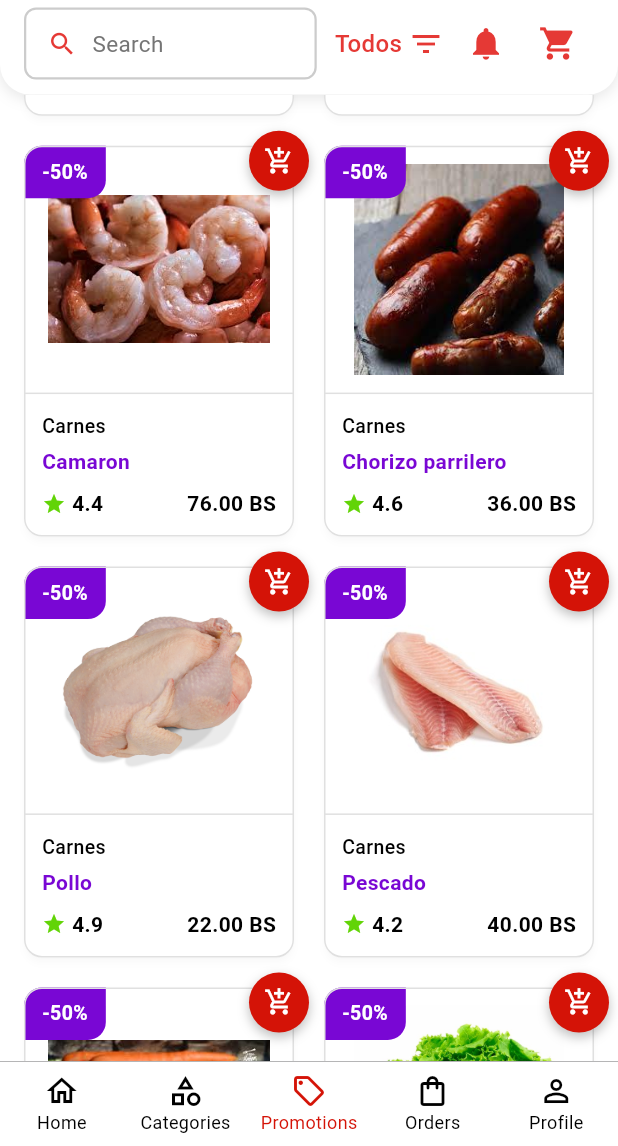
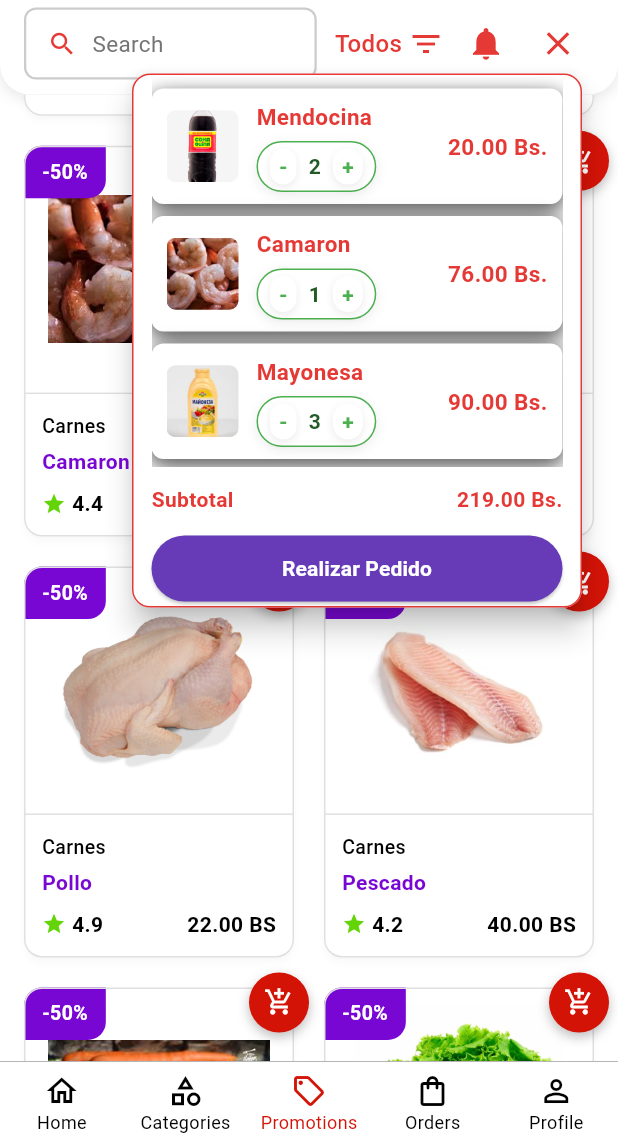
Before and after one commit to EdmundoZ12/app-door-market-flutter, a Flutter app: the PromotionsScreen screen opened by its route, scrolled down 576 dp, after a tap on the "shopping cart" icon, on a phone screen of 412 x 824 dp, the part 90-1236 px from its top. Run offline on Flutter 3.47's test engine with Material 3 defaults, Android fonts, the phone set to English and light mode, and no system bars; our stand-ins replace go_router.

Commit message:
Cart Component

```diff
--- /dev/null
+++ b/lib/data/model/cart_item.dart
@@ -0,0 +1,52 @@
+import 'package:door_market_app/data/model/product.dart';
+
+class CartItem {
+  CartItem({required this.product, required this.quantity});
+
+  final Product product;
+  final int quantity;
+
+  double get totalCost => product.price * quantity;
+
+  CartItem copyWith({Product? product, int? quantity}) {
+    return CartItem(
+      product: product ?? this.product,
+      quantity: quantity ?? this.quantity,
+    );
+  }
+
+  factory CartItem.fromJson(Map<String, dynamic> json) {
+    final productJson = json['product'];
+    if (productJson is! Map<String, dynamic>) {
+      throw const FormatException('CartItem sin producto válido');
+    }
+
+    final quantityValue = json['quantity'];
+    final quantity = quantityValue is int
+        ? quantityValue
+        : int.tryParse(quantityValue.toString()) ?? 0;
+
+    return CartItem(
+      product: Product.fromJson(
+        productJson.map((key, value) => MapEntry(key.toString(), value)),
+      ),
+      quantity: quantity,
+    );
+  }
+
+  Map<String, dynamic> toJson() {
+    return {
+      'product': {
+        'id': product.id,
+        'name': product.name,
+        'price': product.price,
+        'images': product.images,
+        'categoryId': product.categoryId,
+        'description': product.description,
+        'popularity': product.popularity,
+        'onPromotion': product.onPromotion,
+      },
+      'quantity': quantity,
+    };
+  }
+}
--- /dev/null
+++ b/lib/presentation/components/cart.dart
@@ -0,0 +1,314 @@
+import 'dart:math' as math;
+
+import 'package:door_market_app/data/model/cart_item.dart';
+import 'package:door_market_app/presentation/components/product_cart.dart';
+import 'package:door_market_app/service/cart_service.dart';
+import 'package:flutter/material.dart';
+
+const double _kCartPanelWidth = 300;
+const double _kPanelVerticalOffset = 44;
+const double _kTriggerWidth = 40;
+
+class Cart extends StatefulWidget {
+  const Cart({
+    super.key,
+    this.cartAssetPath = 'assets/data/cart.json',
+    this.onCheckout,
+  });
+
+  final String cartAssetPath;
+  final VoidCallback? onCheckout;
+
+  @override
+  State<Cart> createState() => _CartState();
+}
+
+class _CartState extends State<Cart> {
+  late CartService _cartService;
+  List<CartItem> _items = const [];
+  bool _isOpen = false;
+  bool _isLoading = true;
+  String? _error;
+
+  final LayerLink _layerLink = LayerLink();
+  OverlayEntry? _overlayEntry;
+
+  double get _subtotal =>
+      _items.fold(0, (total, item) => total + item.totalCost);
+
+  @override
+  void initState() {
+    super.initState();
+    _cartService = CartService(assetPath: widget.cartAssetPath);
+    _loadCart();
+  }
+
+  @override
+  void didUpdateWidget(Cart oldWidget) {
+    super.didUpdateWidget(oldWidget);
+    if (oldWidget.cartAssetPath != widget.cartAssetPath) {
+      _cartService = CartService(assetPath: widget.cartAssetPath);
+      _loadCart();
+    }
+  }
+
+  @override
+  void dispose() {
+    _overlayEntry?.remove();
+    _overlayEntry = null;
+    super.dispose();
+  }
+
+  Future<void> _loadCart() async {
+    setState(() {
+      _isLoading = true;
+      _error = null;
+    });
+    _notifyOverlay();
+
+    try {
+      final items = await _cartService.loadCartItems();
+      if (!mounted) return;
+      setState(() {
+        _items = items;
+      });
+      _notifyOverlay();
+    } catch (error) {
+      if (!mounted) return;
+      setState(() {
+        _items = const [];
+        _error = 'Error al leer el carrito: $error';
+      });
+      _notifyOverlay();
+    } finally {
+      if (!mounted) return;
+      setState(() {
+        _isLoading = false;
+      });
+      _notifyOverlay();
+    }
+  }
+
+  void _toggleCart() {
+    if (_isOpen) {
+      _hideOverlay();
+    } else {
+      _showOverlay();
+    }
+  }
+
+  void _showOverlay() {
+    final overlay = Overlay.of(context);
+    if (overlay == null) return;
+
+    _overlayEntry = OverlayEntry(
+      builder: (context) => Stack(
+        children: [
+          Positioned.fill(
+            child: GestureDetector(
+              onTap: _hideOverlay,
+              behavior: HitTestBehavior.translucent,
+              child: const SizedBox.expand(),
+            ),
+          ),
+          CompositedTransformFollower(
+            link: _layerLink,
+            showWhenUnlinked: false,
+            offset: const Offset(
+              _kTriggerWidth - _kCartPanelWidth,
+              _kPanelVerticalOffset,
+            ),
+            child: _CartPanel(
+              isLoading: _isLoading,
+              error: _error,
+              items: _items,
+              subtotal: _subtotal,
+              onQuantityChanged: _updateQuantity,
+              onCheckout: widget.onCheckout,
+            ),
+          ),
+        ],
+      ),
+    );
+
+    overlay.insert(_overlayEntry!);
+    setState(() {
+      _isOpen = true;
+    });
+  }
+
+  void _hideOverlay() {
+    _overlayEntry?.remove();
+    _overlayEntry = null;
+    if (_isOpen) {
+      setState(() {
+        _isOpen = false;
+      });
+    }
+  }
+
+  void _updateQuantity(int index, int quantity) {
+    if (index < 0 || index >= _items.length) return;
+    final clamped = quantity.clamp(0, 999);
+    setState(() {
+      final updated = List<CartItem>.from(_items);
+      updated[index] = updated[index].copyWith(quantity: clamped);
+      _items = updated;
+    });
+    _notifyOverlay();
+  }
+
+  void _notifyOverlay() {
+    _overlayEntry?.markNeedsBuild();
+  }
+
+  @override
+  Widget build(BuildContext context) {
+    return CompositedTransformTarget(
+      link: _layerLink,
+      child: IconButton(
+        onPressed: _toggleCart,
+        icon: Icon(
+          _isOpen ? Icons.close : Icons.shopping_cart,
+          color: const Color(0xFFE53935),
+          size: 26,
+        ),
+        padding: EdgeInsets.zero,
+        constraints: const BoxConstraints(
+          minWidth: _kTriggerWidth,
+          minHeight: 40,
+        ),
+      ),
+    );
+  }
+}
+
+class _CartPanel extends StatelessWidget {
+  const _CartPanel({
+    required this.isLoading,
+    required this.error,
+    required this.items,
+    required this.subtotal,
+    required this.onQuantityChanged,
+    required this.onCheckout,
+  });
+
+  final bool isLoading;
+  final String? error;
+  final List<CartItem> items;
+  final double subtotal;
+  final void Function(int index, int quantity) onQuantityChanged;
+  final VoidCallback? onCheckout;
+
+  @override
+  Widget build(BuildContext context) {
+    final maxHeight = math.min(88.0 * items.length, 260.0);
+
+    Widget content;
+    if (isLoading) {
+      content = const Padding(
+        padding: EdgeInsets.symmetric(vertical: 32),
+        child: Center(child: CircularProgressIndicator()),
+      );
+    } else if (error != null) {
+      content = Padding(
+        padding: const EdgeInsets.symmetric(vertical: 24),
+        child: Text(
+          error!,
+          style: const TextStyle(color: Colors.redAccent),
+          textAlign: TextAlign.center,
+        ),
+      );
+    } else if (items.isEmpty) {
+      content = const Padding(
+        padding: EdgeInsets.symmetric(vertical: 32),
+        child: Text(
+          'Tu carrito está vacío.',
+          style: TextStyle(color: Colors.black54),
+        ),
+      );
+    } else {
+      content = Column(
+        mainAxisSize: MainAxisSize.min,
+        children: [
+          SizedBox(
+            height: maxHeight,
+            child: ListView.separated(
+              shrinkWrap: true,
+              padding: const EdgeInsets.symmetric(vertical: 8),
+              itemCount: items.length,
+              separatorBuilder: (_, __) => const SizedBox(height: 8),
+              itemBuilder: (context, index) {
+                final item = items[index];
+                return ProductCart(
+                  key: ValueKey(item.product.id),
+                  item: item,
+                  onQuantityChanged: (value) => onQuantityChanged(index, value),
+                );
+              },
+            ),
+          ),
+          const SizedBox(height: 12),
+          Row(
+            mainAxisAlignment: MainAxisAlignment.spaceBetween,
+            children: [
+              const Text(
+                'Subtotal',
+                style: TextStyle(
+                  fontWeight: FontWeight.bold,
+                  color: Color(0xFFE53935),
+                ),
+              ),
+              Text(
+                '${subtotal.toStringAsFixed(2)} Bs.',
+                style: const TextStyle(
+                  fontWeight: FontWeight.bold,
+                  color: Color(0xFFE53935),
+                ),
+              ),
+            ],
+          ),
+          const SizedBox(height: 12),
+          SizedBox(
+            width: double.infinity,
+            child: ElevatedButton(
+              onPressed: () => onCheckout?.call(),
+              style: ElevatedButton.styleFrom(
+                backgroundColor: const Color(0xFF673AB7),
+                shape: RoundedRectangleBorder(
+                  borderRadius: BorderRadius.circular(24),
+                ),
+                padding: const EdgeInsets.symmetric(
+                  horizontal: 16,
+                  vertical: 12,
+                ),
+              ),
+              child: const Text(
+                'Realizar Pedido',
+                style: TextStyle(
+                  fontWeight: FontWeight.bold,
+                  color: Colors.white,
+                ),
+              ),
+            ),
+          ),
+        ],
+      );
+    }
+
+    return Material(
+      elevation: 8,
+      borderRadius: BorderRadius.circular(12),
+      child: Container(
+        width: _kCartPanelWidth,
+        padding: const EdgeInsets.symmetric(horizontal: 12, vertical: 1),
+        decoration: BoxDecoration(
+          color: Colors.white,
+          borderRadius: BorderRadius.circular(12),
+          border: Border.all(color: const Color(0xFFE53935)),
+        ),
+        child: content,
+      ),
+    );
+  }
+}
--- /dev/null
+++ b/lib/presentation/components/product_cart.dart
@@ -0,0 +1,244 @@
+import 'package:door_market_app/data/model/cart_item.dart';
+import 'package:flutter/material.dart';
+
+class ProductCart extends StatefulWidget {
+  const ProductCart({
+    super.key,
+    required this.item,
+    required this.onQuantityChanged,
+  });
+
+  final CartItem item;
+  final ValueChanged<int> onQuantityChanged;
+
+  @override
+  State<ProductCart> createState() => _ProductCartState();
+}
+
+class _ProductCartState extends State<ProductCart> {
+  late int _quantity;
+
+  @override
+  void initState() {
+    super.initState();
+    _quantity = widget.item.quantity;
+  }
+
+  @override
+  void didUpdateWidget(ProductCart oldWidget) {
+    super.didUpdateWidget(oldWidget);
+    if (oldWidget.item.product.id != widget.item.product.id ||
+        oldWidget.item.quantity != widget.item.quantity) {
+      _quantity = widget.item.quantity;
+    }
+  }
+
+  void _updateQuantity(int change) {
+    final newQuantity = (_quantity + change).clamp(0, 999);
+    if (newQuantity == _quantity) return;
+    setState(() {
+      _quantity = newQuantity;
+    });
+    widget.onQuantityChanged(newQuantity);
+  }
+
+  @override
+  Widget build(BuildContext context) {
+    final product = widget.item.product;
+    final total = product.price * _quantity;
+    final imagePath = product.primaryImage;
+
+    Widget buildImage() {
+      if (imagePath.isEmpty) {
+        return Container(
+          width: 48,
+          height: 48,
+          decoration: BoxDecoration(
+            color: Colors.grey.shade200,
+            borderRadius: BorderRadius.circular(6),
+          ),
+          child: const Icon(Icons.image_not_supported),
+        );
+      }
+
+      return Image.asset(
+        imagePath,
+        width: 48,
+        height: 48,
+        fit: BoxFit.cover,
+        errorBuilder: (context, _, __) {
+          return Container(
+            width: 48,
+            height: 48,
+            decoration: BoxDecoration(
+              color: Colors.grey.shade200,
+              borderRadius: BorderRadius.circular(6),
+            ),
+            child: const Icon(Icons.image_not_supported),
+          );
+        },
+      );
+    }
+
+    return Container(
+      padding: const EdgeInsets.symmetric(horizontal: 10, vertical: 8),
+      decoration: BoxDecoration(
+        color: Colors.white,
+        borderRadius: BorderRadius.circular(8),
+        boxShadow: [
+          BoxShadow(
+            color: Colors.black.withOpacity(0.25),
+            blurRadius: 8,
+            offset: const Offset(0, 3),
+          ),
+          BoxShadow(
+            color: Colors.black.withOpacity(0.22),
+            blurRadius: 10,
+            offset: const Offset(3, 4),
+          ),
+          BoxShadow(
+            color: Colors.black.withOpacity(0.22),
+            blurRadius: 10,
+            offset: const Offset(-3, 4),
+          ),
+          BoxShadow(
+            color: Colors.black.withOpacity(0.18),
+            blurRadius: 16,
+            offset: const Offset(0, 8),
+          ),
+        ],
+      ),
+      child: Row(
+        children: [
+          ClipRRect(
+            borderRadius: BorderRadius.circular(6),
+            child: buildImage(),
+          ),
+          const SizedBox(width: 12),
+          Expanded(
+            child: Row(
+              children: [
+                Expanded(
+                  flex: 3,
+                  child: Column(
+                    crossAxisAlignment: CrossAxisAlignment.start,
+                    mainAxisSize: MainAxisSize.min,
+                    children: [
+                      Text(
+                        product.name,
+                        style: const TextStyle(
+                          fontSize: 15,
+                          fontWeight: FontWeight.w600,
+                          color: Color(0xFFE53935),
+                        ),
+                        maxLines: 1,
+                        overflow: TextOverflow.ellipsis,
+                      ),
+                      const SizedBox(height: 6),
+                      Container(
+                        padding: const EdgeInsets.symmetric(
+                          horizontal: 8,
+                          vertical: 4,
+                        ),
+                        decoration: BoxDecoration(
+                          color: Colors.white,
+                          border: Border.all(color: const Color(0xFF4CAF50)),
+                          borderRadius: BorderRadius.circular(20),
+                          boxShadow: [
+                            BoxShadow(
+                              color: Colors.black.withOpacity(0.08),
+                              blurRadius: 6,
+                              offset: const Offset(0, 2),
+                            ),
+                          ],
+                        ),
+                        child: Row(
+                          mainAxisSize: MainAxisSize.min,
+                          children: [
+                            _QuantityButton(
+                              label: '-',
+                              onTap: () => _updateQuantity(-1),
+                            ),
+                            Padding(
+                              padding: const EdgeInsets.symmetric(
+                                horizontal: 8,
+                              ),
+                              child: Text(
+                                '$_quantity',
+                                style: const TextStyle(
+                                  fontWeight: FontWeight.w600,
+                                  color: Color.fromARGB(255, 35, 90, 37),
+                                ),
+                              ),
+                            ),
+                            _QuantityButton(
+                              label: '+',
+                              onTap: () => _updateQuantity(1),
+                            ),
+                          ],
+                        ),
+                      ),
+                    ],
+                  ),
+                ),
+                const SizedBox(width: 8),
+                Expanded(
+                  flex: 2,
+                  child: Align(
+                    alignment: Alignment.centerRight,
+                    child: Text(
+                      '${total.toStringAsFixed(2)} Bs.',
+                      maxLines: 1,
+                      overflow: TextOverflow.ellipsis,
+                      softWrap: false,
+                      style: const TextStyle(
+                        fontSize: 15,
+                        fontWeight: FontWeight.bold,
+                        color: Color(0xFFE53935),
+                      ),
+                    ),
+                  ),
+                ),
+              ],
+            ),
+          ),
+        ],
+      ),
+    );
+  }
+}
+
+class _QuantityButton extends StatelessWidget {
+  const _QuantityButton({required this.label, required this.onTap});
+
+  final String label;
+  final VoidCallback onTap;
+
+  @override
+  Widget build(BuildContext context) {
+    return GestureDetector(
+      onTap: onTap,
+      child: Container(
+        padding: const EdgeInsets.symmetric(horizontal: 6, vertical: 2),
+        decoration: BoxDecoration(
+          color: Colors.white,
+          borderRadius: BorderRadius.circular(12),
+          boxShadow: [
+            BoxShadow(
+              color: Colors.black.withOpacity(0.08),
+              blurRadius: 4,
+              offset: const Offset(0, 2),
+            ),
+          ],
+        ),
+        child: Text(
+          label,
+          style: const TextStyle(
+            fontWeight: FontWeight.w600,
+            color: Color(0xFF4CAF50),
+          ),
+        ),
+      ),
+    );
+  }
+}
--- a/lib/presentation/components/top_bar.dart
+++ b/lib/presentation/components/top_bar.dart
@@ -1,3 +1,4 @@
+import 'package:door_market_app/presentation/components/cart.dart';
 import 'package:flutter/material.dart';
 
 class TopBar extends StatelessWidget {
@@ -170,19 +171,9 @@ class TopBar extends StatelessWidget {
                         ),
                       ),
 
-                      // Carrito
-                      IconButton(
-                        onPressed: onCartClick,
-                        icon: const Icon(
-                          Icons.shopping_cart,
-                          color: Color(0xFFE53935), // Color primary
-                          size: 26,
-                        ),
-                        padding: EdgeInsets.zero,
-                        constraints: const BoxConstraints(
-                          minWidth: 40,
-                          minHeight: 40,
-                        ),
+                      Cart(
+                        cartAssetPath: 'assets/data/cart.json',
+                        onCheckout: onCartClick,
                       ),
                     ],
                   ),
--- /dev/null
+++ b/lib/service/cart_service.dart
@@ -0,0 +1,33 @@
+import 'dart:convert';
+
+import 'package:door_market_app/data/model/cart_item.dart';
+import 'package:flutter/services.dart';
+
+class CartService {
+  const CartService({this.assetPath = 'assets/data/cart.json'});
+
+  final String assetPath;
+
+  Future<List<CartItem>> loadCartItems() async {
+    final raw = await rootBundle.loadString(assetPath);
+    final dynamic decoded = json.decode(raw);
+
+    if (decoded is Map<String, dynamic>) {
+      final List<dynamic>? items = decoded['cart-item'] as List<dynamic>?;
+      return _parseItems(items ?? const []);
+    }
+
+    if (decoded is List) {
+      return _parseItems(decoded);
+    }
+
+    throw const FormatException('Formato de carrito desconocido');
+  }
+
+  List<CartItem> _parseItems(List<dynamic> source) {
+    return source
+        .whereType<Map<String, dynamic>>()
+        .map(CartItem.fromJson)
+        .toList();
+  }
+}
```
Also changed, not shown: assets/data/cart.json (added, +68 -0 lines).
